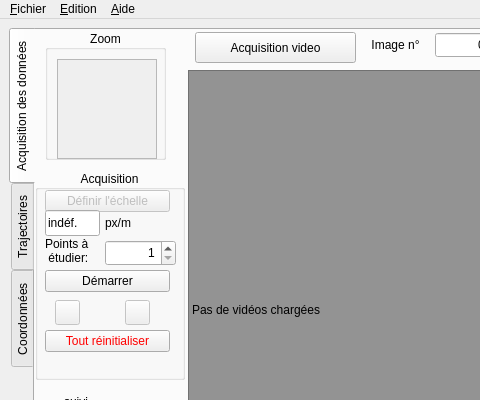
Before: the Qt Designer form src/pymecavideo_mini.ui in rene-d/pymecavideo, drawn with Qt 5; both pictures show x 0 to 480 and y 0 to 400 of the 833 by 579 pixel window.
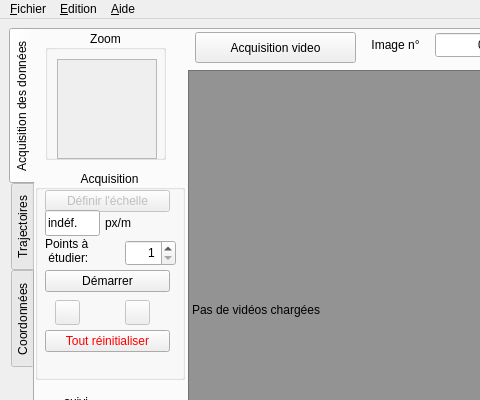
After: the same form once the commit is applied. Custom widgets are drawn as their Qt base class.

What changed in the file:
```diff
--- a/src/pymecavideo_mini.ui
+++ b/src/pymecavideo_mini.ui
@@ -554,7 +554,7 @@
           <rect>
            <x>70</x>
            <y>40</y>
-           <width>31</width>
+           <width>41</width>
            <height>26</height>
           </rect>
          </property>
@@ -590,9 +590,9 @@
         <widget class="QSpinBox" name="spinBox_nb_de_points">
          <property name="geometry">
           <rect>
-           <x>70</x>
+           <x>90</x>
            <y>70</y>
-           <width>71</width>
+           <width>51</width>
            <height>26</height>
           </rect>
          </property>
@@ -611,7 +611,7 @@
           <rect>
            <x>10</x>
            <y>60</y>
-           <width>51</width>
+           <width>81</width>
            <height>41</height>
           </rect>
          </property>
```
Left out of the diff: 1 changed line with no effect on the pictures.
